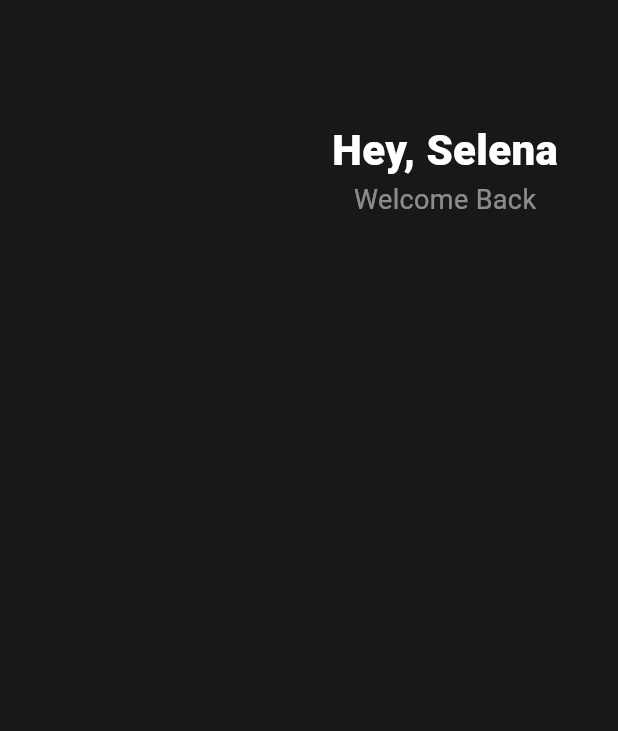
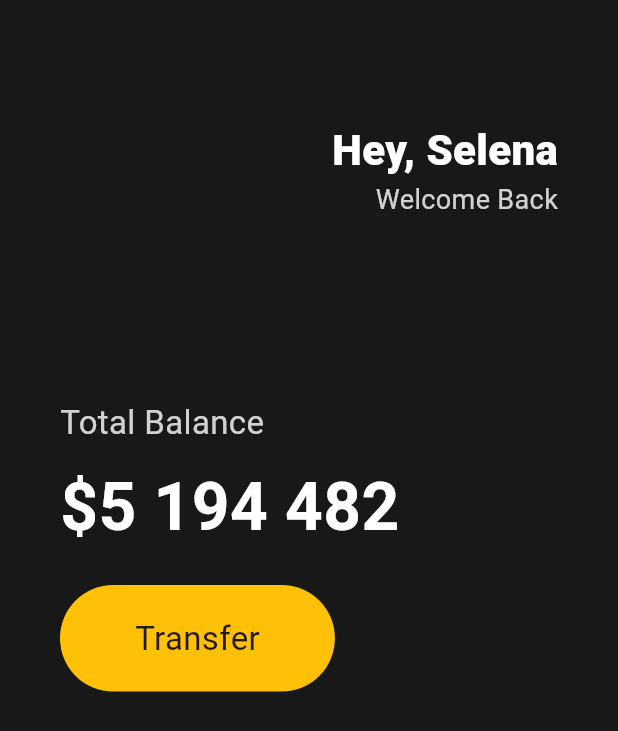
Before and after one commit to haagmin5382/Flutter_tutorial, a Flutter app: the screen it shows after launch, on a phone screen of 412 x 824 dp. Shown: the top 731 px of the screen. Run offline on Flutter 3.47's test engine with Material 2 defaults, Android fonts, the phone set to English and light mode, and no system bars.

Commit message:
:lipstick: style : add button UI

```diff
--- a/toonflix/lib/main.dart
+++ b/toonflix/lib/main.dart
@@ -19,16 +19,24 @@ class MyApp extends StatelessWidget {
       // home: Text("Hello world"), Flutter에 화면 렌더링은 scaffold가 필요하다 (화면을 정렬해줌)
       home: Scaffold(
           body: Padding(
-              padding: EdgeInsets.symmetric(horizontal: 40),
+              padding: EdgeInsets.symmetric(
+                  horizontal: 40), // 수평 방향으로 40만큼 padding 값을 준다
               child: Column(
+                crossAxisAlignment:
+                    CrossAxisAlignment.start, // 수평(가로) 방향의 시작쪽으로 정렬
+                // Row의 MainAxis는 수평(가로)방향 , Column의 MainAxis는 수직(세로)방향
                 children: [
                   SizedBox(
-                    height: 80, // 높이
+                    height: 80, // 맨 위에서 높이 80만큼 띄운다
                   ),
                   Row(
+                    // 요소들을 옆에 놓으려면 Row를 사용
                     mainAxisAlignment: MainAxisAlignment.end, // 화면 오른쪽으로
                     children: [
                       Column(
+                        // 요소들을 서로 위아래에 놓으려면 Column을 사용
+                        crossAxisAlignment:
+                            CrossAxisAlignment.end, // 수평(가로) 방향의 끝쪽으로 정렬
                         children: [
                           Text(
                             "Hey, Selena",
@@ -39,12 +47,53 @@ class MyApp extends StatelessWidget {
                           ),
                           Text("Welcome Back",
                               style: TextStyle(
-                                  color: Colors.white.withOpacity(0.5),
+                                  // color: Colors.white.withOpacity(0.5),
+                                  color: Color.fromRGBO(255, 255, 255, 0.8),
                                   fontSize: 18)) // 색깔과 opacity
                         ],
                       )
                     ],
-                  )
+                  ),
+                  SizedBox(
+                    height: 120, // 맨 위에서 높이 80 + 120 만큼 띄운다
+                  ),
+                  Text(
+                    'Total Balance',
+                    style: TextStyle(
+                        fontSize: 22, color: Colors.white.withOpacity(0.8)),
+                  ),
+                  SizedBox(
+                    height: 10,
+                  ),
+                  Text(
+                    '\$5 194 482 ', // $가 변수를 넣을 때 사용되므로 \으로 변수가 아님을 알림
+                    style: TextStyle(
+                        fontSize: 44,
+                        color: Colors.white,
+                        fontWeight: FontWeight.w600),
+                  ),
+                  SizedBox(
+                    height: 20,
+                  ), // 20 만큼 띄우고
+                  // 요소들을 서로 나란히 옆에 놓기 위해서 Row를 사용
+                  Row(
+                    children: [
+                      Container(
+                        decoration: BoxDecoration(
+                            color: Colors.amber,
+                            borderRadius:
+                                BorderRadius.circular(45)), // 버튼 모서리 둥글게
+                        child: Padding(
+                            padding: EdgeInsets.symmetric(
+                                vertical: 20,
+                                horizontal: 50), // 세로로 20 가로로 50의 padding값을 준다
+                            child: Text(
+                              'Transfer',
+                              style: TextStyle(fontSize: 22),
+                            )),
+                      ),
+                    ],
+                  ) // Container는 HTML의 div와 같다.
                 ],
               )),
           backgroundColor: Color(0xFF181818)),
```
